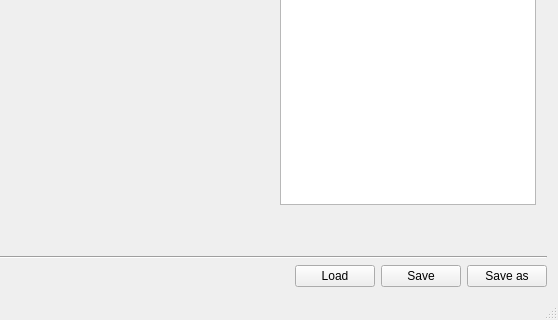
First picture: the form in mainwindow.ui, repository Lecheps/INCAView, before the edit; both pictures show x 562 to 1120 and y 529 to 849 of the 1120 by 849 pixel window.
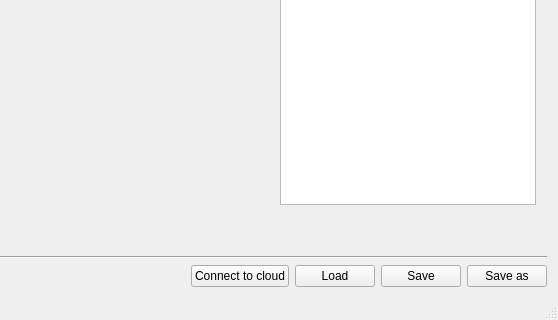
Second picture: the form after the edit. Custom widgets are drawn as their Qt base class.

Commit message: Added the ability to read results from the cloud using ssh.

```diff
--- a/mainwindow.ui
+++ b/mainwindow.ui
@@ -159,6 +159,13 @@
           </property>
          </spacer>
         </item>
+        <item>
+         <widget class="QPushButton" name="pushConnect">
+          <property name="text">
+           <string>Connect to cloud</string>
+          </property>
+         </widget>
+        </item>
         <item>
          <widget class="QPushButton" name="pushLoad">
           <property name="toolTip">
```
Left out of the diff: 2 changed lines with no effect on the pictures. The commit also changes 10 other files.
